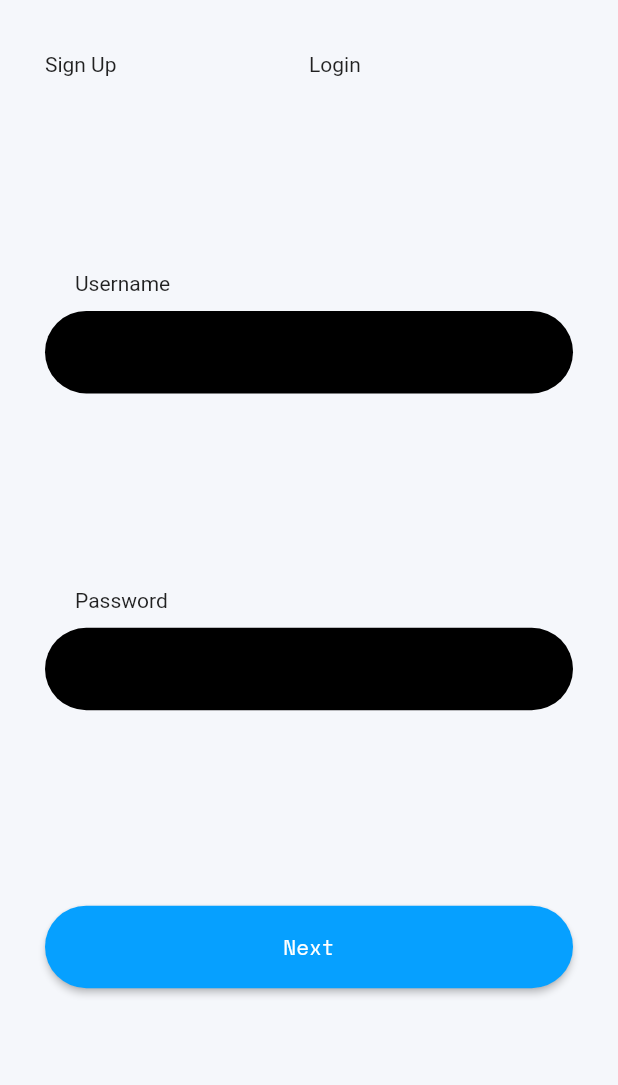
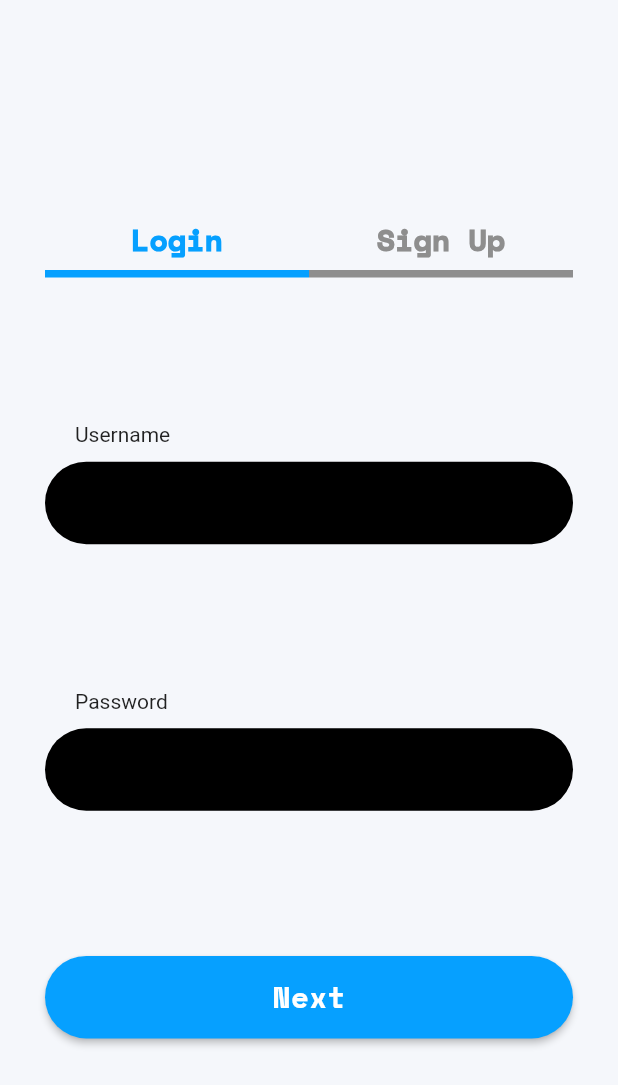
Before and after one commit to thepioneered/jamiie, a Flutter app: the screen it shows after launch, on a phone screen of 412 x 824 dp. Shown: the top 1085 px of the screen. Run offline on Flutter 3.47's test engine with Material 2 defaults, Android fonts, the phone set to English and light mode, and no system bars; our stand-ins replace google_fonts.

Commit message:
Tab's Working

```diff
--- a/jamiee_flutter/lib/screens/homePage.dart
+++ b/jamiee_flutter/lib/screens/homePage.dart
@@ -3,7 +3,9 @@ import 'dart:io';
 import 'package:flutter/cupertino.dart';
 import 'package:flutter/material.dart';
 import 'package:jamiee_flutter/screens/loginPage.dart';
+import 'package:jamiee_flutter/screens/signupPage.dart';
 import 'package:jamiee_flutter/styles/colors.dart';
+import 'package:jamiee_flutter/styles/text.dart';
 
 class HomePagePlatform extends StatelessWidget {
   @override
@@ -27,35 +29,104 @@ class HomePage extends StatefulWidget {
 }
 
 class _HomePageState extends State<HomePage> {
+  Widget _child;
+  PageType _pageType;
+  @override
+  void initState() {
+    _child = LoginPage();
+    super.initState();
+  }
+
   @override
   Widget build(BuildContext context) {
+    print("++++++++++HOME PAGE BUILD+++++++++++");
+    Color _loginColor;
+    Color _signupColor;
+    switch (_pageType) {
+      case PageType.LoginPage:
+        _loginColor = AppColors.primaryBlue;
+        _signupColor = AppColors.grayLoginTabColor;
+        break;
+      case PageType.SignupPage:
+        _signupColor = AppColors.primaryBlue;
+        _loginColor = AppColors.grayLoginTabColor;
+        break;
+      default:
+        _loginColor = AppColors.primaryBlue;
+        _signupColor = AppColors.grayLoginTabColor;
+    }
     return Container(
       padding: EdgeInsets.symmetric(vertical: 35.0, horizontal: 30.0),
       child: Column(
         children: <Widget>[
+          SizedBox(
+            height: 100.0,
+          ),
           Row(
             children: <Widget>[
               InkWell(
-                onTap: () => print("F"),
+                onTap: () {
+                  setState(() {
+                    _child = LoginPage();
+                    _pageType = PageType.LoginPage;
+                  });
+                },
                 child: Container(
-                  width: (MediaQuery.of(context).size.width - 60.0) / 2,
-                  child: Text("Sign Up"),
-                ),
+                    height: 50.0,
+                    width: (MediaQuery.of(context).size.width - 60.0) / 2,
+                    child: Column(
+                      mainAxisAlignment: MainAxisAlignment.end,
+                      children: <Widget>[
+                        Text(
+                          "Login",
+                          style: AppTextStyle.tabText(_loginColor),
+                        ),
+                        SizedBox(
+                          height: 5.0,
+                        ),
+                        Container(
+                          color: _loginColor,
+                          height: 5.0,
+                        )
+                      ],
+                    )),
               ),
               InkWell(
-                onTap: () => print("F"),
+                onTap: () {
+                  setState(() {
+                    _child = SignupPage();
+                    _pageType = PageType.SignupPage;
+                  });
+                },
                 child: Container(
-                  width: (MediaQuery.of(context).size.width - 60) / 2,
-                  child: Text("Login"),
-                ),
+                    height: 50.0,
+                    width: (MediaQuery.of(context).size.width - 60.0) / 2,
+                    child: Column(
+                      mainAxisAlignment: MainAxisAlignment.end,
+                      children: <Widget>[
+                        Text(
+                          "Sign Up",
+                          style: AppTextStyle.tabText(_signupColor),
+                        ),
+                        SizedBox(
+                          height: 5.0,
+                        ),
+                        Container(
+                          color: _signupColor,
+                          height: 5.0,
+                        )
+                      ],
+                    )),
               ),
             ],
           ),
           Expanded(
-            child: LoginPage(),
+            child: _child,
           )
         ],
       ),
     );
   }
 }
+
+enum PageType { LoginPage, SignupPage }
--- /dev/null
+++ b/jamiee_flutter/lib/screens/signupPage.dart
@@ -0,0 +1,10 @@
+import 'package:flutter/material.dart';
+
+class SignupPage extends StatelessWidget {
+  @override
+  Widget build(BuildContext context) {
+    return Container(
+      child: Text("Signup Page"),
+    );
+  }
+}
--- a/jamiee_flutter/lib/styles/text.dart
+++ b/jamiee_flutter/lib/styles/text.dart
@@ -4,6 +4,18 @@ import 'package:google_fonts/google_fonts.dart';
 import 'colors.dart';
 
 class AppTextStyle {
-  static TextStyle get loginButtonText =>
-      GoogleFonts.spaceMono(textStyle: TextStyle(color: AppColors.white));
+  static TextStyle get loginButtonText => GoogleFonts.spaceMono(
+      fontSize: 20.0,
+      fontWeight: FontWeight.w600,
+      textStyle: TextStyle(color: AppColors.white));
+
+  static TextStyle tabText(Color _color) {
+    return GoogleFonts.spaceMono(
+      fontWeight: FontWeight.w900,
+      textStyle: TextStyle(
+        fontSize: 20.0,
+        color: _color,
+      ),
+    );
+  }
 }
```
